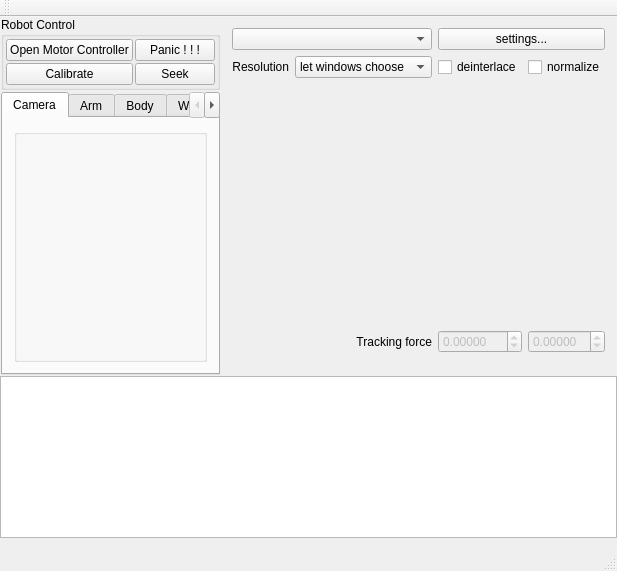
Old version of the form RoboShell.ui in the repository artm/biofame-robot.
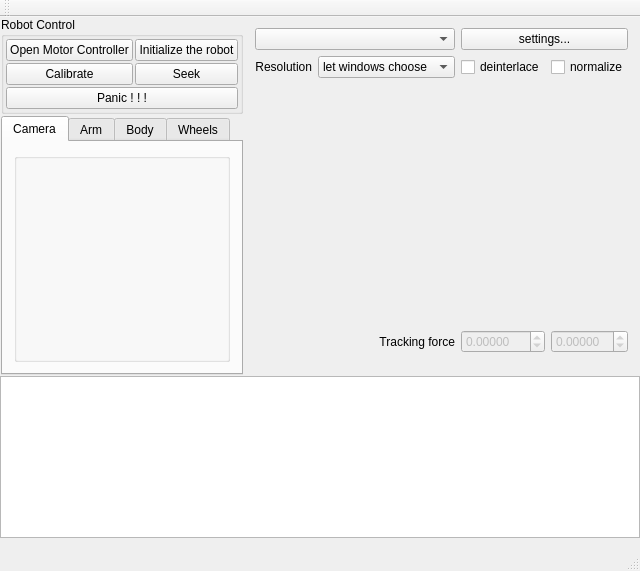
New version of the form. Custom widgets are drawn as their Qt base class.

The edit to the form file:
```diff
--- a/RoboShell.ui
+++ b/RoboShell.ui
@@ -88,13 +88,20 @@
             </property>
            </widget>
           </item>
-          <item row="0" column="1">
+          <item row="2" column="0" colspan="2">
            <widget class="QPushButton" name="panic">
             <property name="text">
              <string>Panic ! ! !</string>
             </property>
            </widget>
           </item>
+          <item row="0" column="1">
+           <widget class="QPushButton" name="initialize">
+            <property name="text">
+             <string>Initialize the robot</string>
+            </property>
+           </widget>
+          </item>
          </layout>
         </widget>
        </item>
```
Left out of the diff: 2 changed lines with no effect on the pictures.
